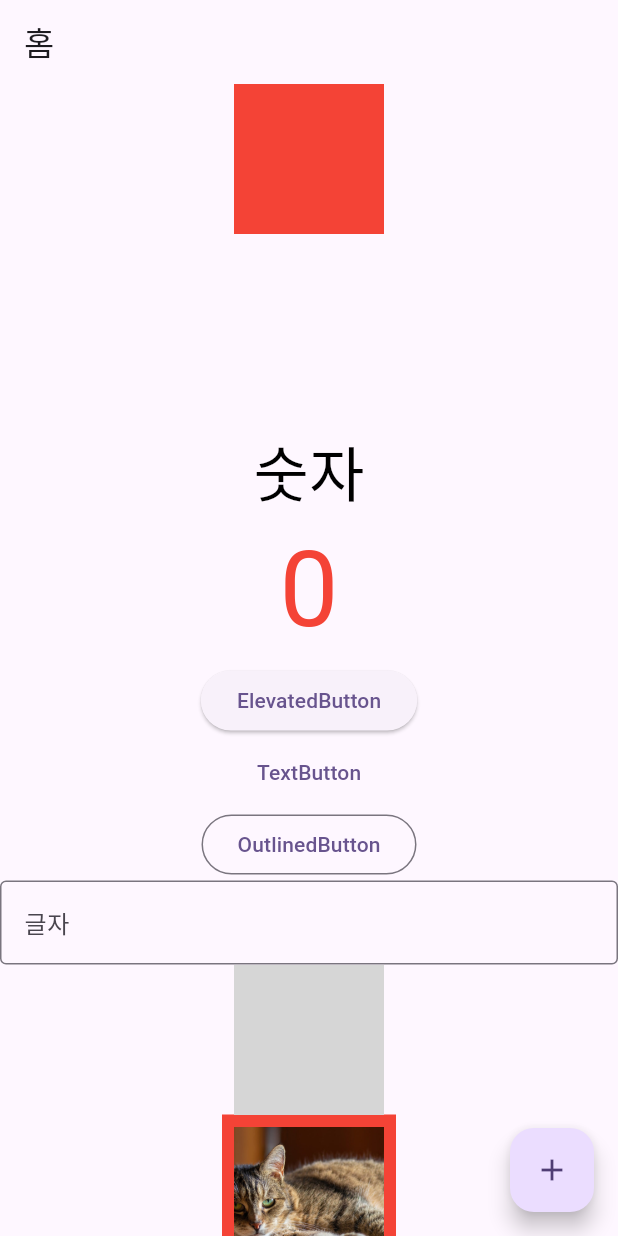
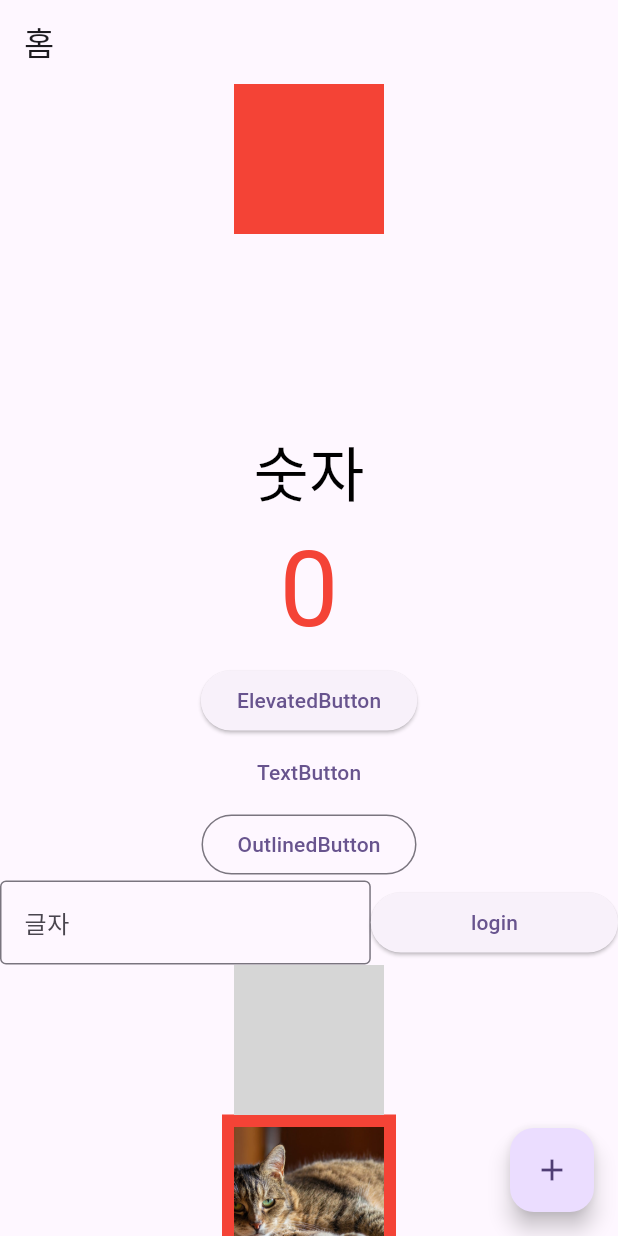
Before and after one commit to beomq/first_flutter_app, a Flutter app: the screen it shows after launch, on a phone screen of 412 x 824 dp. Run offline on Flutter 3.47's test engine with Material 2 defaults, Android fonts, the phone set to English and light mode, and no system bars; network calls fail; grey boxes are pictures that could not be loaded.

Commit message:
035.Expanded

```diff
--- a/lib/main_page.dart
+++ b/lib/main_page.dart
@@ -58,7 +58,11 @@ class _MainPageState extends State<MainPage> {
                 onPressed: () {},
                 child: Text('OutlinedButton'),
               ),
-              TextField(
+              Row(
+                children: [
+                  Expanded(
+                    flex: 3,
+                    child: TextField(
                       decoration: InputDecoration(
                         labelText: '글자',
                         border: OutlineInputBorder(),
@@ -66,6 +70,16 @@ class _MainPageState extends State<MainPage> {
                       onChanged: (text) {
                         print(text);
                       },
+                    ),
+                  ),
+                  Expanded(
+                    flex: 2,
+                    child: ElevatedButton(
+                      onPressed: () {},
+                      child: Text('login'),
+                    ),
+                  ),
+                ],
               ),
               Image.network(
                 'https://cdn.pixabay.com/photo/2023/05/31/17/54/cat-8031947_1280.jpg',
```
Lines whose indentation alone changed are shown as unchanged.
